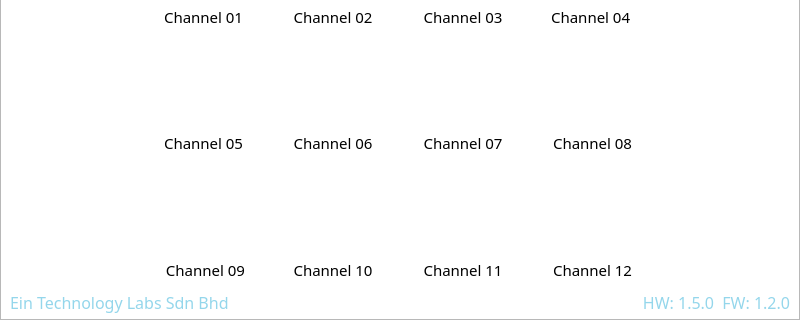
Old version of the form QT_APP/channels.ui in the repository eSpark-Backup/nabilfesal-msm-fw; both pictures show x 0 to 800 and y 160 to 480 of the 800 by 480 pixel window.
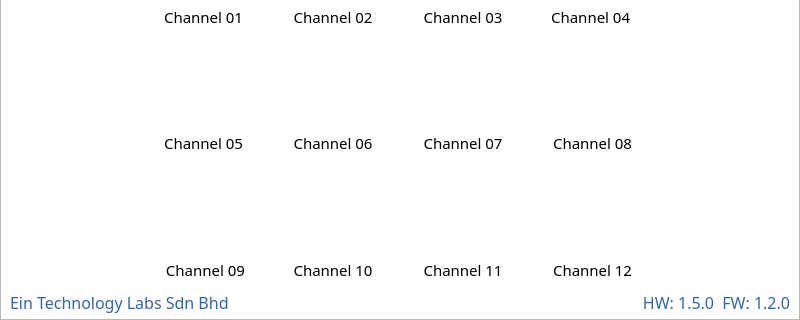
New version of the form. Icons and pictures are not drawn.

Commit message: Added Rebooting Img, Changed progress color & Changed version color

Patch:
```diff
--- a/QT_APP/channels.ui
+++ b/QT_APP/channels.ui
@@ -1547,7 +1547,7 @@
                </font>
               </property>
               <property name="styleSheet">
-               <string notr="true">color: rgb(148, 214, 235);</string>
+               <string notr="true">color: rgb(52, 101, 164);</string>
               </property>
               <property name="text">
                <string>Ein Technology Labs Sdn Bhd</string>
@@ -1563,7 +1563,7 @@
                </font>
               </property>
               <property name="styleSheet">
-               <string notr="true">color: rgb(148, 214, 235);</string>
+               <string notr="true">color: rgb(52, 101, 164);</string>
               </property>
               <property name="text">
                <string>HW: 1.5.0  FW: 1.2.0</string>
```
The commit also changes 7 other files.
